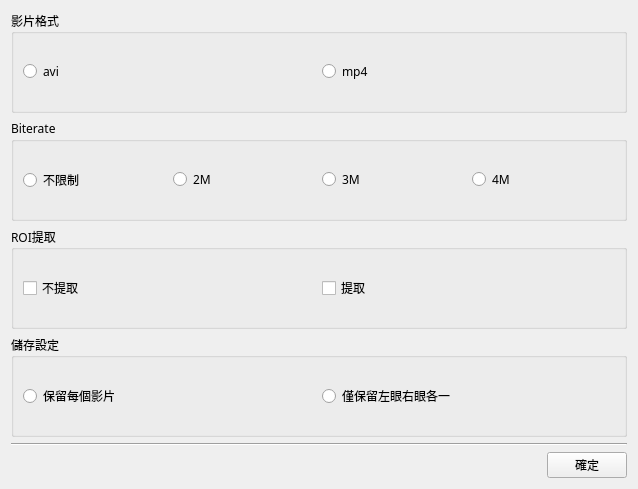
Old version of the form videoparam.ui in the repository Joya-Chen/eyeT.
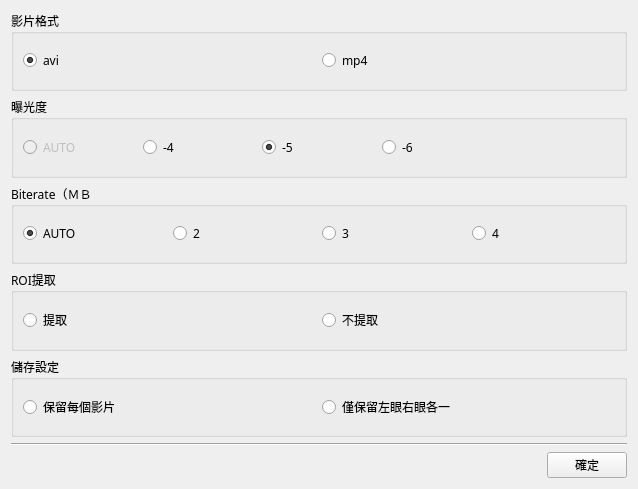
New version of the form.

Commit message: add ctrl expose and add avi format

The edit to the form file:
```diff
--- a/videoparam.ui
+++ b/videoparam.ui
@@ -33,6 +33,9 @@
         <property name="text">
          <string>avi</string>
         </property>
+        <property name="checked">
+         <bool>true</bool>
+        </property>
        </widget>
       </item>
       <item>
@@ -48,34 +51,90 @@
    <item>
     <widget class="QGroupBox" name="groupBox_2">
      <property name="title">
-      <string>Biterate</string>
+      <string>曝光度</string>
+     </property>
+     <layout class="QHBoxLayout" name="horizontalLayout_6">
+      <item>
+       <widget class="QRadioButton" name="radio_expose_auto">
+        <property name="enabled">
+         <bool>false</bool>
+        </property>
+        <property name="text">
+         <string>AUTO</string>
+        </property>
+       </widget>
+      </item>
+      <item>
+       <widget class="QRadioButton" name="radio_expose_4">
+        <property name="text">
+         <string>-4</string>
+        </property>
+       </widget>
+      </item>
+      <item>
+       <widget class="QRadioButton" name="radio_expose_5">
+        <property name="text">
+         <string>-5</string>
+        </property>
+        <property name="checked">
+         <bool>true</bool>
+        </property>
+       </widget>
+      </item>
+      <item>
+       <widget class="QRadioButton" name="radio_expose_6">
+        <property name="text">
+         <string>-6</string>
+        </property>
+       </widget>
+      </item>
+      <item>
+       <widget class="QLabel" name="label_exposeValue">
+        <property name="text">
+         <string/>
+        </property>
+       </widget>
+      </item>
+     </layout>
+    </widget>
+   </item>
+   <item>
+    <widget class="QGroupBox" name="groupBox_biterate">
+     <property name="title">
+      <string>Biterate（ＭＢ）</string>
      </property>
      <layout class="QHBoxLayout" name="horizontalLayout_2">
       <item>
-       <widget class="QRadioButton" name="radioButton_3">
+       <widget class="QRadioButton" name="radio_bitra_auto">
+        <property name="enabled">
+         <bool>true</bool>
+        </property>
         <property name="text">
-         <string>不限制</string>
+         <string>AUTO</string>
         </property>
+        <property name="checked">
+         <bool>true</bool>
+        </property>
        </widget>
       </item>
       <item>
        <widget class="QRadioButton" name="radioButton_4">
         <property name="text">
-         <string>2M</string>
+         <string>2</string>
         </property>
        </widget>
       </item>
       <item>
        <widget class="QRadioButton" name="radioButton_5">
         <property name="text">
-         <string>3M</string>
+         <string>3</string>
         </property>
        </widget>
       </item>
       <item>
        <widget class="QRadioButton" name="radioButton_6">
         <property name="text">
-         <string>4M</string>
+         <string>4</string>
         </property>
        </widget>
       </item>
@@ -89,24 +148,27 @@
      </property>
      <layout class="QHBoxLayout" name="horizontalLayout_3">
       <item>
-       <widget class="QCheckBox" name="checkBox">
-        <property name="text">
-         <string>不提取</string>
-        </property>
-       </widget>
-      </item>
-      <item>
-       <widget class="QCheckBox" name="checkBox_2">
+       <widget class="QRadioButton" name="radio_roi_crop">
         <property name="text">
          <string>提取</string>
         </property>
        </widget>
       </item>
+      <item>
+       <widget class="QRadioButton" name="radio_roi_no">
+        <property name="text">
+         <string>不提取</string>
+        </property>
+       </widget>
+      </item>
      </layout>
     </widget>
    </item>
    <item>
     <widget class="QGroupBox" name="groupBox_4">
+     <property name="enabled">
+      <bool>true</bool>
+     </property>
      <property name="title">
       <string>儲存設定</string>
      </property>
```
Left out of the diff: 10 changed lines with no effect on the pictures. The commit also changes 11 other files.
